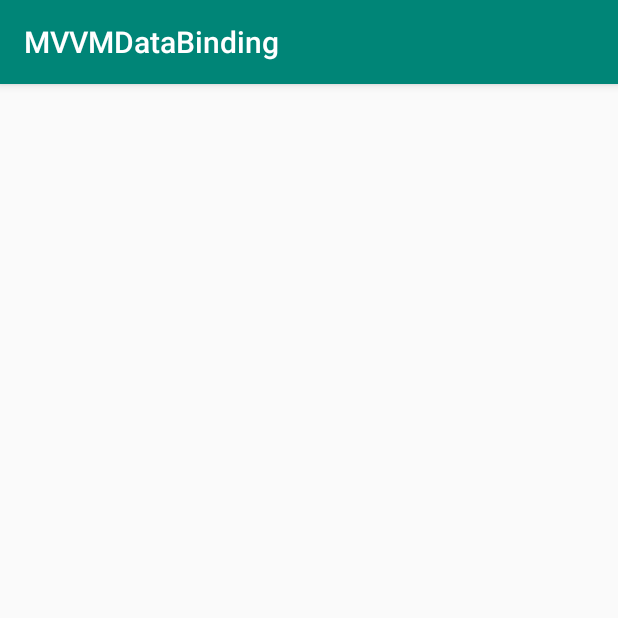
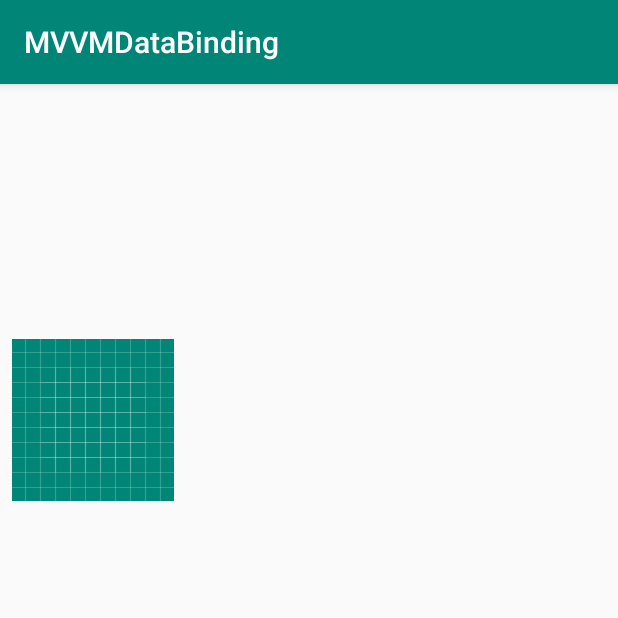
Before and after one commit to Mohammad2416/MVVMDatabinding, an Android app: the screen it shows after launch (MainActivity), on a phone screen of 412 x 824 dp, the top half of it. Run offline under Robolectric (Android 15) with nearby library versions, the phone set to English and light mode, and no system bars; our stand-ins replace data binding; 2 statements that could not run were skipped.

Commit message:
add an imageview in xml-view and find that with dataBinding

```diff
--- a/app/src/main/java/com/mohammadmirzakhani/sample/mvvmdatabinding/MainActivity.java
+++ b/app/src/main/java/com/mohammadmirzakhani/sample/mvvmdatabinding/MainActivity.java
@@ -25,5 +25,10 @@ public class MainActivity extends AppCompatActivity {
         binding.setCustomer(customer);
 
 
+        //And Also you can find and bind data for views which are in your layout but they are not in your Model.
+        binding.imageView.setImageDrawable(getDrawable(R.drawable.ic_launcher_background));
+
+
+
     }
 }
--- a/app/src/main/res/layout/activity_main.xml
+++ b/app/src/main/res/layout/activity_main.xml
@@ -1,5 +1,7 @@
 <?xml version="1.0" encoding="utf-8"?>
-<layout>
+<layout xmlns:android="http://schemas.android.com/apk/res/android"
+    xmlns:app="http://schemas.android.com/apk/res-auto"
+    xmlns:tools="http://schemas.android.com/tools">
 
     <data>
         <variable
@@ -10,9 +12,7 @@
     </data>
 
 
-    <android.support.constraint.ConstraintLayout xmlns:android="http://schemas.android.com/apk/res/android"
-        xmlns:app="http://schemas.android.com/apk/res-auto"
-        xmlns:tools="http://schemas.android.com/tools"
+    <android.support.constraint.ConstraintLayout
         android:layout_width="match_parent"
         android:layout_height="match_parent"
         tools:context=".MainActivity">
@@ -41,6 +41,16 @@
             android:text="@{Customer.lastName}"
             tools:text="last_name" />
 
+        <ImageView
+            android:id="@+id/imageView"
+            android:layout_width="wrap_content"
+            android:layout_height="128dp"
+            android:layout_marginStart="8dp"
+            android:layout_marginTop="24dp"
+            app:layout_constraintStart_toStartOf="parent"
+            app:layout_constraintTop_toBottomOf="@+id/last_name"
+            tools:srcCompat="@tools:sample/avatars" />
+
     </android.support.constraint.ConstraintLayout>
 
 </layout>
```
